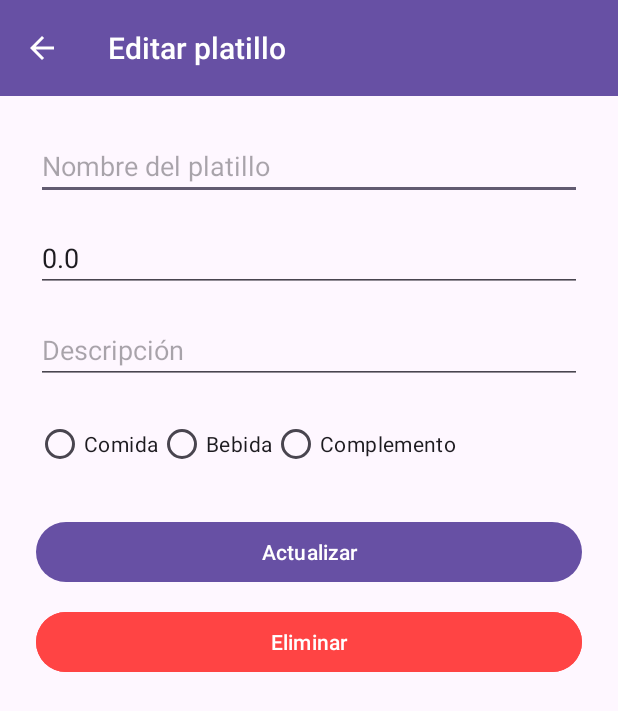
After one commit to franciscoxcode/CDMXGourmet, an Android app: the EditDishActivity screen opened directly, with no data from a screen before it, on a phone screen of 412 x 824 dp. The commit adds this screen. Shown: the top 711 px of the screen. Run offline under Robolectric (Android 15) with nearby library versions, the phone set to English and light mode, and no system bars; 1 statement that could not run was skipped.

Commit message:
feat: enable dish editing and deletion via long-press and EditDishActivity

```diff
--- /dev/null
+++ b/app/src/main/java/com/franciscocasillas/cdmxgourmet/EditDishActivity.java
@@ -0,0 +1,112 @@
+package com.franciscocasillas.cdmxgourmet;
+
+import android.os.Bundle;
+import android.widget.Button;
+import android.widget.EditText;
+import android.widget.RadioButton;
+import android.widget.RadioGroup;
+import android.widget.Toast;
+
+import androidx.appcompat.app.AppCompatActivity;
+import androidx.appcompat.widget.Toolbar;
+
+import com.franciscocasillas.cdmxgourmet.data.RestaurantDao;
+import com.franciscocasillas.cdmxgourmet.models.Dish;
+
+public class EditDishActivity extends AppCompatActivity {
+
+    private EditText nameInput, priceInput, descriptionInput;
+    private RadioGroup typeGroup;
+    private Button updateButton, deleteButton;
+
+    private int restaurantId;
+    private int dishId;
+    private String originalType;
+
+    @Override
+    protected void onCreate(Bundle savedInstanceState) {
+        super.onCreate(savedInstanceState);
+        setContentView(R.layout.activity_edit_dish);
+
+        // Toolbar
+        Toolbar toolbar = findViewById(R.id.toolbar);
+        setSupportActionBar(toolbar);
+        if (getSupportActionBar() != null) {
+            getSupportActionBar().setTitle("Editar platillo");
+            getSupportActionBar().setDisplayHomeAsUpEnabled(true);
+        }
+
+        // Obtener datos
+        restaurantId = getIntent().getIntExtra("restaurant_id", -1);
+        dishId = getIntent().getIntExtra("dish_id", -1);
+        String name = getIntent().getStringExtra("dish_name");
+        String description = getIntent().getStringExtra("dish_description");
+        double price = getIntent().getDoubleExtra("dish_price", 0.0);
+        originalType = getIntent().getStringExtra("dish_type");
+
+        // Inicializar views
+        nameInput = findViewById(R.id.editTextDishName);
+        priceInput = findViewById(R.id.editTextDishPrice);
+        descriptionInput = findViewById(R.id.editTextDishDescription);
+        typeGroup = findViewById(R.id.radioGroupType);
+        updateButton = findViewById(R.id.updateDishButton);
+        deleteButton = findViewById(R.id.deleteDishButton);
+
+        // Set datos
+        nameInput.setText(name);
+        priceInput.setText(String.valueOf(price));
+        descriptionInput.setText(description);
+
+        // Seleccionar tipo original
+        if (originalType.equals("food")) typeGroup.check(R.id.radioFood);
+        else if (originalType.equals("drink")) typeGroup.check(R.id.radioDrink);
+        else if (originalType.equals("complement")) typeGroup.check(R.id.radioExtra);
+
+        // Actualizar
+        updateButton.setOnClickListener(v -> {
+            String newName = nameInput.getText().toString().trim();
+            String newPriceStr = priceInput.getText().toString().trim();
+            String newDescription = descriptionInput.getText().toString().trim();
+            int selectedTypeId = typeGroup.getCheckedRadioButtonId();
+
+            if (newName.isEmpty() || newPriceStr.isEmpty() || selectedTypeId == -1) {
+                Toast.makeText(this, "Completa todos los campos", Toast.LENGTH_SHORT).show();
+                return;
+            }
+
+            double newPrice;
+            try {
+                newPrice = Double.parseDouble(newPriceStr);
+            } catch (NumberFormatException e) {
+                Toast.makeText(this, "Precio inválido", Toast.LENGTH_SHORT).show();
+                return;
+            }
+
+            RadioButton selectedRadio = findViewById(selectedTypeId);
+            String newType = selectedRadio.getText().toString();
+            if (newType.equals("Comida")) newType = "food";
+            else if (newType.equals("Bebida")) newType = "drink";
+            else if (newType.equals("Complemento")) newType = "complement";
+
+            Dish updatedDish = new Dish(newName, newPrice, newDescription, newType);
+            updatedDish.id = dishId;
+
+            new RestaurantDao(this).updateDish(updatedDish);
+            Toast.makeText(this, "Platillo actualizado", Toast.LENGTH_SHORT).show();
+            finish();
+        });
+
+        // Eliminar
+        deleteButton.setOnClickListener(v -> {
+            new RestaurantDao(this).deleteDish(dishId);
+            Toast.makeText(this, "Platillo eliminado", Toast.LENGTH_SHORT).show();
+            finish();
+        });
+    }
+
+    @Override
+    public boolean onSupportNavigateUp() {
+        finish();
+        return true;
+    }
+}
--- a/app/src/main/java/com/franciscocasillas/cdmxgourmet/fragments/DishListFragment.java
+++ b/app/src/main/java/com/franciscocasillas/cdmxgourmet/fragments/DishListFragment.java
@@ -67,7 +67,7 @@ public class DishListFragment extends Fragment {
         RecyclerView recyclerView = view.findViewById(R.id.dishRecyclerView);
         recyclerView.setLayoutManager(new LinearLayoutManager(getContext()));
 
-        adapter = new DishAdapter(new ArrayList<>());
+        adapter = new DishAdapter(new ArrayList<>(), restaurantId);
         recyclerView.setAdapter(adapter);
 
         loadDishes(); // ✅ Cargar desde base de datos
--- a/app/src/main/java/com/franciscocasillas/cdmxgourmet/models/Dish.java
+++ b/app/src/main/java/com/franciscocasillas/cdmxgourmet/models/Dish.java
@@ -1,6 +1,7 @@
 package com.franciscocasillas.cdmxgourmet.models;
 
 public class Dish {
+    public int id;
     public String name;
     public double price;
     public String description;
--- /dev/null
+++ b/app/src/main/res/layout/activity_edit_dish.xml
@@ -0,0 +1,123 @@
+<?xml version="1.0" encoding="utf-8"?>
+<androidx.coordinatorlayout.widget.CoordinatorLayout
+    xmlns:android="http://schemas.android.com/apk/res/android"
+    xmlns:app="http://schemas.android.com/apk/res-auto"
+    android:layout_width="match_parent"
+    android:layout_height="match_parent"
+    android:fitsSystemWindows="true">
+
+    <!-- 🧭 Toolbar -->
+    <com.google.android.material.appbar.MaterialToolbar
+        android:id="@+id/toolbar"
+        android:layout_width="match_parent"
+        android:layout_height="?attr/actionBarSize"
+        android:background="?attr/colorPrimary"
+        android:theme="@style/ThemeOverlay.AppCompat.Dark.ActionBar"
+        app:title="Editar platillo"
+        app:navigationIcon="?attr/homeAsUpIndicator"
+        app:layout_scrollFlags="scroll|enterAlways" />
+
+    <!-- Contenido con scroll -->
+    <androidx.core.widget.NestedScrollView
+        android:layout_width="match_parent"
+        android:layout_height="match_parent"
+        android:padding="24dp"
+        app:layout_behavior="@string/appbar_scrolling_view_behavior"
+        android:layout_marginTop="?attr/actionBarSize">
+
+        <androidx.constraintlayout.widget.ConstraintLayout
+            android:layout_width="match_parent"
+            android:layout_height="wrap_content">
+
+            <!-- 📝 Nombre -->
+            <EditText
+                android:id="@+id/editTextDishName"
+                android:layout_width="0dp"
+                android:layout_height="wrap_content"
+                android:hint="Nombre del platillo"
+                android:inputType="textPersonName"
+                app:layout_constraintTop_toTopOf="parent"
+                app:layout_constraintStart_toStartOf="parent"
+                app:layout_constraintEnd_toEndOf="parent" />
+
+            <!-- 💰 Precio -->
+            <EditText
+                android:id="@+id/editTextDishPrice"
+                android:layout_width="0dp"
+                android:layout_height="wrap_content"
+                android:hint="Precio"
+                android:inputType="numberDecimal"
+                android:layout_marginTop="16dp"
+                app:layout_constraintTop_toBottomOf="@id/editTextDishName"
+                app:layout_constraintStart_toStartOf="parent"
+                app:layout_constraintEnd_toEndOf="parent" />
+
+            <!-- 🧾 Descripción -->
+            <EditText
+                android:id="@+id/editTextDishDescription"
+                android:layout_width="0dp"
+                android:layout_height="wrap_content"
+                android:hint="Descripción"
+                android:inputType="textMultiLine"
+                android:layout_marginTop="16dp"
+                app:layout_constraintTop_toBottomOf="@id/editTextDishPrice"
+                app:layout_constraintStart_toStartOf="parent"
+                app:layout_constraintEnd_toEndOf="parent" />
+
+            <!-- 🍽️ Tipo -->
+            <RadioGroup
+                android:id="@+id/radioGroupType"
+                android:layout_width="0dp"
+                android:layout_height="wrap_content"
+                android:orientation="horizontal"
+                android:layout_marginTop="16dp"
+                app:layout_constraintTop_toBottomOf="@id/editTextDishDescription"
+                app:layout_constraintStart_toStartOf="parent"
+                app:layout_constraintEnd_toEndOf="parent">
+
+                <RadioButton
+                    android:id="@+id/radioFood"
+                    android:layout_width="wrap_content"
+                    android:layout_height="wrap_content"
+                    android:text="Comida" />
+
+                <RadioButton
+                    android:id="@+id/radioDrink"
+                    android:layout_width="wrap_content"
+                    android:layout_height="wrap_content"
+                    android:text="Bebida" />
+
+                <RadioButton
+                    android:id="@+id/radioExtra"
+                    android:layout_width="wrap_content"
+                    android:layout_height="wrap_content"
+                    android:text="Complemento" />
+            </RadioGroup>
+
+            <!-- ✅ Actualizar -->
+            <Button
+                android:id="@+id/updateDishButton"
+                android:layout_width="0dp"
+                android:layout_height="wrap_content"
+                android:text="Actualizar"
+                android:layout_marginTop="24dp"
+                app:layout_constraintTop_toBottomOf="@id/radioGroupType"
+                app:layout_constraintStart_toStartOf="parent"
+                app:layout_constraintEnd_toEndOf="parent" />
+
+            <!-- 🗑️ Eliminar -->
+            <Button
+                android:id="@+id/deleteDishButton"
+                android:layout_width="0dp"
+                android:layout_height="wrap_content"
+                android:text="Eliminar"
+                android:backgroundTint="@android:color/holo_red_light"
+                android:layout_marginTop="12dp"
+                app:layout_constraintTop_toBottomOf="@id/updateDishButton"
+                app:layout_constraintStart_toStartOf="parent"
+                app:layout_constraintEnd_toEndOf="parent" />
+
+        </androidx.constraintlayout.widget.ConstraintLayout>
+    </androidx.core.widget.NestedScrollView>
+
+</androidx.coordinatorlayout.widget.CoordinatorLayout>
```
Also changed, not shown: app/src/main/AndroidManifest.xml (+9 -17 lines), app/src/main/java/com/franciscocasillas/cdmxgourmet/adapters/DishAdapter.java (+21 -3 lines), app/src/main/java/com/franciscocasillas/cdmxgourmet/data/RestaurantDao.java (+30 -8 lines), app/src/main/java/com/franciscocasillas/cdmxgourmet/fragments/FoodFragment.java (+5 -2 lines).
